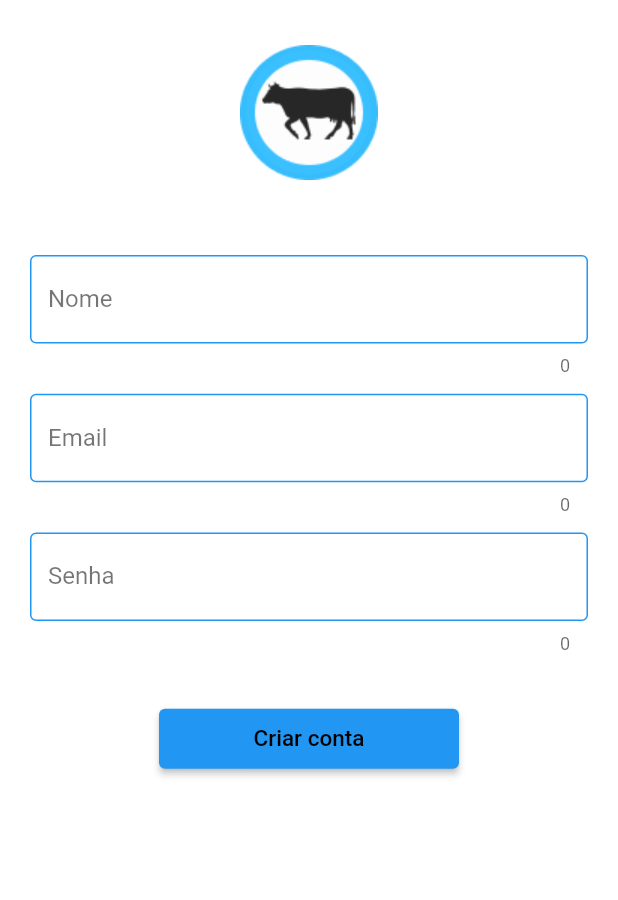
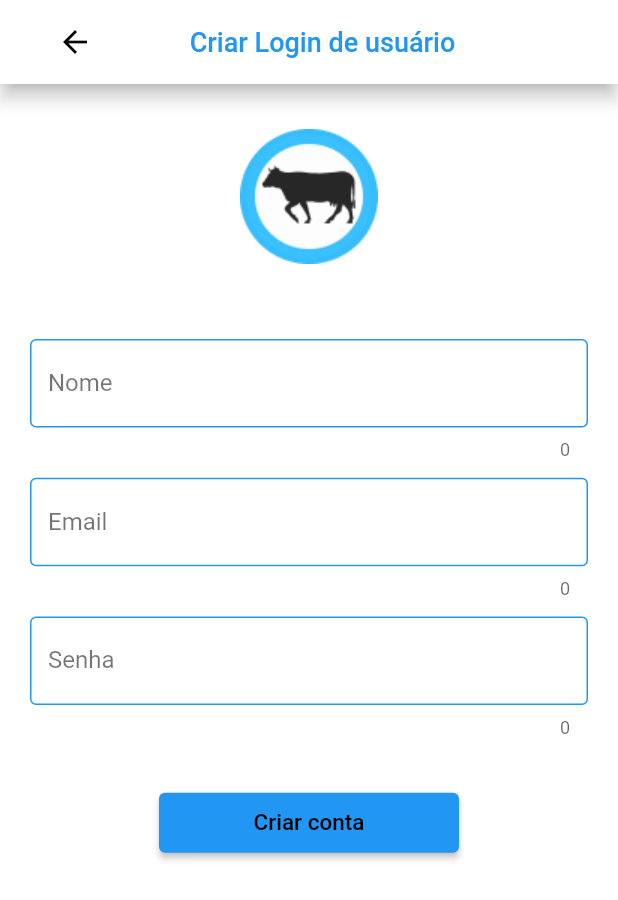
Before and after one commit to mateus-lm/Requisitos2021.1-E-Gado, a Flutter app: the CreateUserScreen screen opened directly, on a phone screen of 412 x 824 dp. Shown: the top 900 px of the screen. Run offline on Flutter 3.47's test engine with Material 2 defaults, Android fonts, the phone set to English and light mode, and no system bars; our stand-ins replace dio, mobx; generated files the repository leaves out were written again.

Commit message:
Adicionado AppBar em criar login

```diff
--- a/dev/lib/Screens/createUserScreen.dart
+++ b/dev/lib/Screens/createUserScreen.dart
@@ -65,6 +65,42 @@ class _CreateUserScreenState extends State<CreateUserScreen> {
   Widget build(BuildContext context) {
     return Scaffold(
         backgroundColor: Colors.white,
+        appBar: AppBar(
+          backgroundColor: Colors.white,
+          elevation: 5,
+          shadowColor: Color.fromRGBO(0, 0, 0, 1),
+          centerTitle: true,
+          title: Padding(
+            padding: EdgeInsets.only(right: 30),
+            child: Row(mainAxisAlignment: MainAxisAlignment.center, children: [
+              Padding(
+                padding: const EdgeInsets.only(right: 8),
+                child: Text(
+                  'Criar Login de usuário',
+                  style: TextStyle(
+                    color: Theme.of(context).primaryColor,
+                    fontFamily: 'Roboto',
+                    fontSize: 18,
+                    fontWeight: FontWeight.w500,
+                  ),
+                ),
+              ),
+            ]),
+          ),
+          leading: Builder(builder: (BuildContext context) {
+            return Padding(
+              padding: const EdgeInsets.only(left: 30.0),
+              child: IconButton(
+                color: Colors.black,
+                icon: const Icon(Icons.arrow_back),
+                onPressed: () {
+                  Navigator.pop(context);
+                },
+                alignment: Alignment.centerRight,
+              ),
+            );
+          }),
+        ),
         body: SingleChildScrollView(
             padding: EdgeInsets.only(left: 20.0, right: 20.0, top: 30.0),
             child: Column(children: [
```
Also changed, not shown: dev/pubspec.lock.
